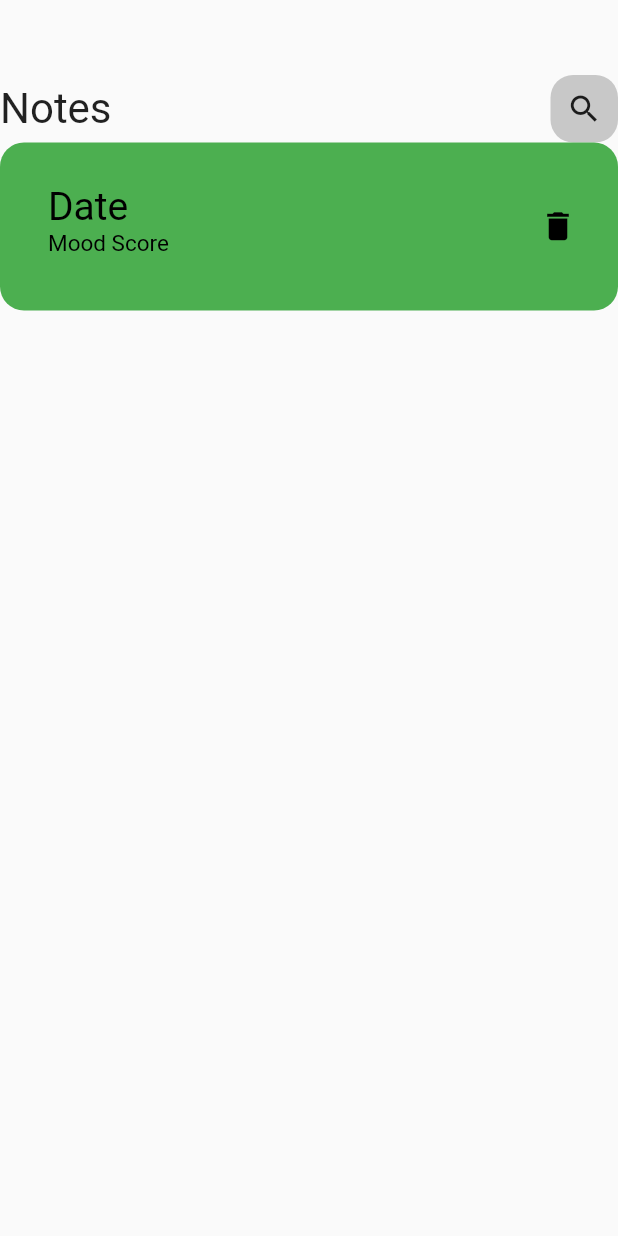
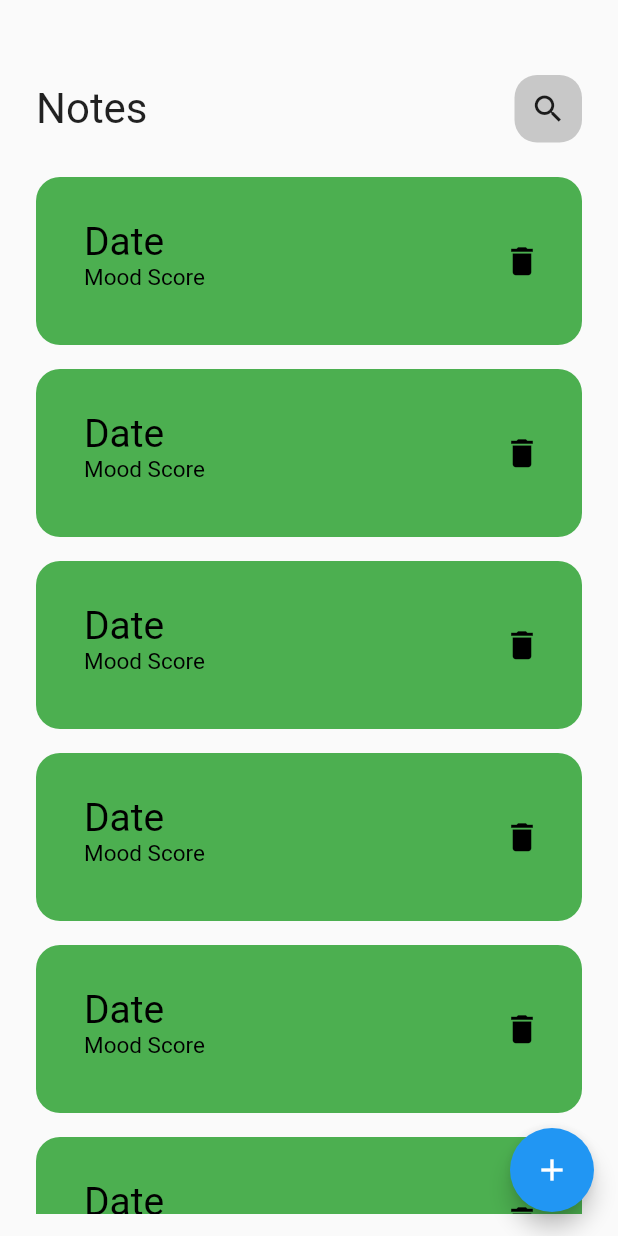
Before and after one commit to bibi2812/MentalHealthApp2, a Flutter app: the screen it shows after launch, on a phone screen of 412 x 824 dp. Run offline on Flutter 3.47's test engine with Material 2 defaults, Android fonts, the light colour scheme and no system bars.

Commit message:
20/03/2023 - 10 text box

```diff
--- a/lib/notesPage/widgets/appBar.dart
+++ /dev/null
@@ -1,39 +0,0 @@
-import 'package:flutter/material.dart';
-
-class appBar extends StatelessWidget {
-  const appBar ({super.key});
-
-  @override
-  Widget build(BuildContext context) {
-    return Row(
-        children: const[
-          Text('Notes', style: TextStyle(
-            fontSize: 28,
-          ),
-         ),
-          Spacer(),
-          searchIcon(),
-        ],
-    );
-  }
-}
-
-
-class searchIcon extends StatelessWidget {
-  const searchIcon({super.key});
-
-  @override
-  Widget build(BuildContext context) {
-    return Container(
-      height: 45,
-      width: 45,
-      decoration: BoxDecoration(
-        color: Colors.black.withOpacity(.2), borderRadius: BorderRadius.circular(15),
-      ),
-      child: const Center(
-        child: Icon(Icons.search,
-        ),
-      )
-    );
-  }
-}
--- a/lib/notesPage/widgets/viewBody.dart
+++ b/lib/notesPage/widgets/viewBody.dart
@@ -1,20 +1,59 @@
 import 'package:flutter/material.dart';
 
-import 'appBar.dart';
+class appBar extends StatelessWidget {
+  const appBar ({super.key});
+
+  @override
+  Widget build(BuildContext context) {
+    return Row(
+      children: const[
+        Text('Notes', style: TextStyle(
+          fontSize: 28,
+        ),
+        ),
+        Spacer(),
+        searchIcon(),
+      ],
+    );
+  }
+}
+
+
+class searchIcon extends StatelessWidget {
+  const searchIcon({super.key});
+
+  @override
+  Widget build(BuildContext context) {
+    return Container(
+        height: 45,
+        width: 45,
+        decoration: BoxDecoration(
+          color: Colors.black.withOpacity(.2), borderRadius: BorderRadius.circular(15),
+        ),
+        child: const Center(
+          child: Icon(Icons.search,
+          ),
+        )
+    );
+  }
+}
 
 class viewNotesBody extends StatelessWidget {
   const viewNotesBody ({super.key});
 
   @override
   Widget build(BuildContext context) {
-    return Column(
-      children: const [
+    return Padding(
+      padding: const EdgeInsets.symmetric (horizontal: 24),
+      child: Column(
+        children: const [
         SizedBox(
           height: 50,
         ),
         appBar(),
-        itemNotes(),
+        Expanded ( child:notesList()),
       ],
+    ),
     );
   }
 }
@@ -57,3 +96,21 @@ class itemNotes extends StatelessWidget {
     );
   }
 }
+
+class notesList extends StatelessWidget {
+  const notesList ({Key? key}) : super(key:key);
+
+  @override
+  Widget build (BuildContext context){
+    return Padding (
+      padding: EdgeInsets.symmetric(vertical: 15),
+      child: ListView.builder (itemBuilder : (context , index)
+      {
+        return const Padding(
+          padding: EdgeInsets.symmetric(vertical: 8.0),
+          child: itemNotes(),
+        );
+      }),
+    );
+  }
+}
```
Also changed, not shown: lib/notesPage/viewNotes.dart (+57 -2 lines).
